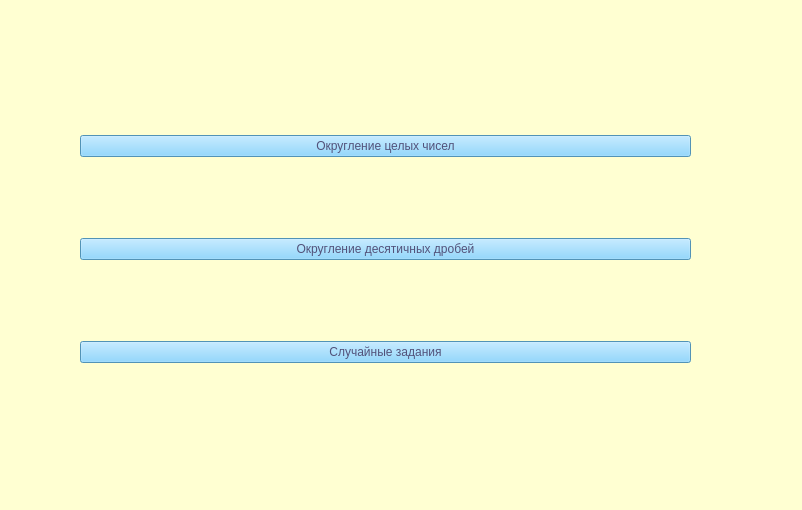
The window that universegy.ui (sonyachep/Universegy) describes before a commit, drawn with Qt 5.
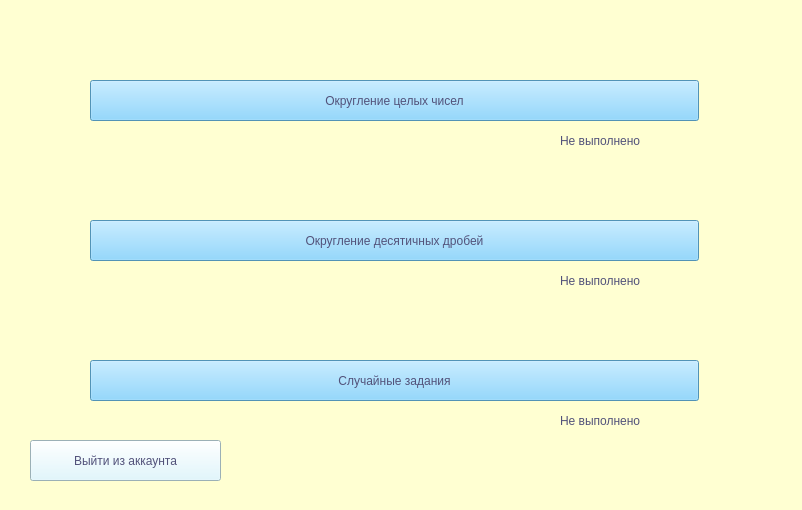
The same window after the commit. The open tabs and pages were chosen to show the change.

```diff
--- a/universegy.ui
+++ b/universegy.ui
@@ -440,53 +440,128 @@
      </widget>
     </widget>
     <widget class="QWidget" name="page_4">
-     <widget class="QWidget" name="verticalLayoutWidget_2">
+     <widget class="QPushButton" name="integer_round">
       <property name="geometry">
        <rect>
-        <x>80</x>
-        <y>60</y>
-        <width>611</width>
-        <height>381</height>
+        <x>90</x>
+        <y>80</y>
+        <width>609</width>
+        <height>41</height>
        </rect>
       </property>
-      <layout class="QVBoxLayout" name="verticalLayout">
-       <item>
-        <widget class="QPushButton" name="integer_round">
-         <property name="styleSheet">
-          <string notr="true">font: 20pt &quot;Yandex-UI-Icons-Private&quot;;
+      <property name="styleSheet">
+       <string notr="true">font: 20pt &quot;Yandex-UI-Icons-Private&quot;;
 background-color: rgb(115, 206, 255);
 color: rgb(82, 82, 122);</string>
-         </property>
-         <property name="text">
-          <string>Округление целых чисел</string>
-         </property>
-        </widget>
-       </item>
-       <item>
-        <widget class="QPushButton" name="float_round">
-         <property name="styleSheet">
-          <string notr="true">font: 20pt &quot;Yandex-UI-Icons-Private&quot;;
+      </property>
+      <property name="text">
+       <string>Округление целых чисел</string>
+      </property>
+     </widget>
+     <widget class="QPushButton" name="float_round">
+      <property name="geometry">
+       <rect>
+        <x>90</x>
+        <y>220</y>
+        <width>609</width>
+        <height>41</height>
+       </rect>
+      </property>
+      <property name="styleSheet">
+       <string notr="true">font: 20pt &quot;Yandex-UI-Icons-Private&quot;;
 background-color: rgb(115, 206, 255);
 color: rgb(82, 82, 122);</string>
-         </property>
-         <property name="text">
-          <string>Округление десятичных дробей</string>
-         </property>
-        </widget>
-       </item>
-       <item>
-        <widget class="QPushButton" name="random_round">
-         <property name="styleSheet">
-          <string notr="true">font: 20pt &quot;Yandex-UI-Icons-Private&quot;;
+      </property>
+      <property name="text">
+       <string>Округление десятичных дробей</string>
+      </property>
+     </widget>
+     <widget class="QPushButton" name="random_round">
+      <property name="geometry">
+       <rect>
+        <x>90</x>
+        <y>360</y>
+        <width>609</width>
+        <height>41</height>
+       </rect>
+      </property>
+      <property name="styleSheet">
+       <string notr="true">font: 20pt &quot;Yandex-UI-Icons-Private&quot;;
 background-color: rgb(115, 206, 255);
 color: rgb(82, 82, 122);</string>
-         </property>
-         <property name="text">
-          <string>Случайные задания</string>
-         </property>
-        </widget>
-       </item>
-      </layout>
+      </property>
+      <property name="text">
+       <string>Случайные задания</string>
+      </property>
+     </widget>
+     <widget class="QLabel" name="done_2">
+      <property name="geometry">
+       <rect>
+        <x>560</x>
+        <y>270</y>
+        <width>141</width>
+        <height>21</height>
+       </rect>
+      </property>
+      <property name="styleSheet">
+       <string notr="true">font: 15pt &quot;Yandex-UI-Icons-Private&quot;;
+color: rgb(82, 82, 122);</string>
+      </property>
+      <property name="text">
+       <string>Не выполнено</string>
+      </property>
+     </widget>
+     <widget class="QLabel" name="done_1">
+      <property name="geometry">
+       <rect>
+        <x>560</x>
+        <y>130</y>
+        <width>141</width>
+        <height>21</height>
+       </rect>
+      </property>
+      <property name="styleSheet">
+       <string notr="true">font: 15pt &quot;Yandex-UI-Icons-Private&quot;;
+color: rgb(82, 82, 122);</string>
+      </property>
+      <property name="text">
+       <string>Не выполнено</string>
+      </property>
+     </widget>
+     <widget class="QLabel" name="done_3">
+      <property name="geometry">
+       <rect>
+        <x>560</x>
+        <y>410</y>
+        <width>141</width>
+        <height>21</height>
+       </rect>
+      </property>
+      <property name="styleSheet">
+       <string notr="true">font: 15pt &quot;Yandex-UI-Icons-Private&quot;;
+color: rgb(82, 82, 122);</string>
+      </property>
+      <property name="text">
+       <string>Не выполнено</string>
+      </property>
+     </widget>
+     <widget class="QPushButton" name="logout">
+      <property name="geometry">
+       <rect>
+        <x>30</x>
+        <y>440</y>
+        <width>191</width>
+        <height>41</height>
+       </rect>
+      </property>
+      <property name="styleSheet">
+       <string notr="true">color: rgb(82, 82, 122);
+font:15pt &quot;Yandex-UI-Icons-Private&quot;;
+background-color: rgb(217, 247, 255);</string>
+      </property>
+      <property name="text">
+       <string>Выйти из аккаунта</string>
+      </property>
      </widget>
     </widget>
     <widget class="QWidget" name="page_5">
```
Left out of the diff: 273 changed lines with no effect on the pictures.
